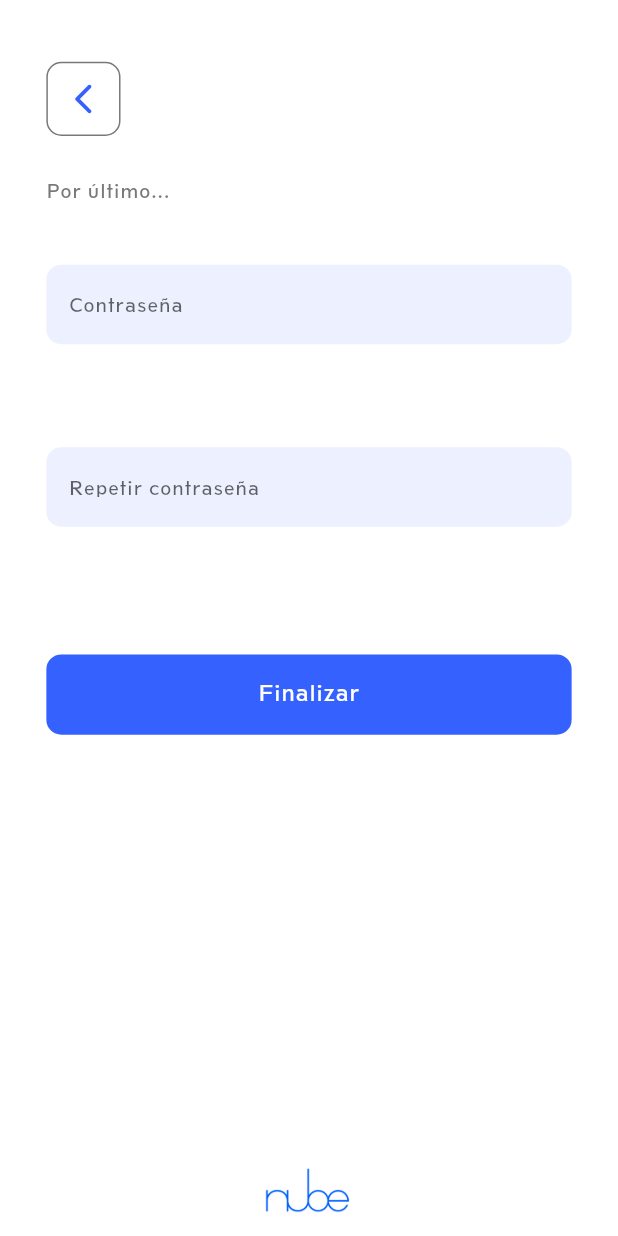
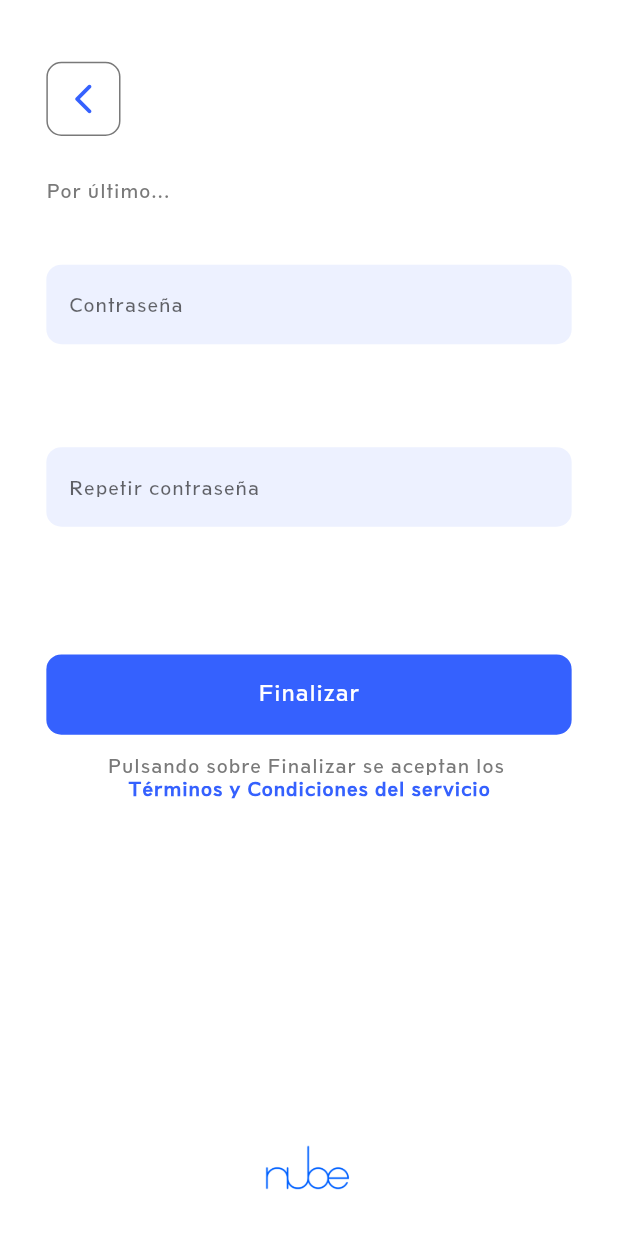
Before and after one commit to nubeapp/nube_ui, a Flutter app: the PasswordRegisterScreen screen opened by its route, on a phone screen of 412 x 824 dp. Run offline on Flutter 3.47's test engine with Material 2 defaults, Android fonts, the phone set to English and light mode, and no system bars.

Commit message:
Small features fixed

```diff
--- a/nube/lib/screens/register_screen/data_register_screen.dart
+++ b/nube/lib/screens/register_screen/data_register_screen.dart
@@ -58,7 +58,8 @@ class _DataRegisterScreenState extends State<DataRegisterScreen> {
   @override
   Widget build(BuildContext context) {
     return Scaffold(
-      body: Padding(
+      body: SafeArea(
+        child: Padding(
           padding: EdgeInsets.only(left: width(context) * 0.075, right: width(context) * 0.075),
           child: SingleChildScrollView(
             child: Column(
@@ -276,6 +277,7 @@ class _DataRegisterScreenState extends State<DataRegisterScreen> {
             ),
           ),
         ),
+      ),
     );
   }
 }
--- a/nube/lib/screens/register_screen/main_register_screen.dart
+++ b/nube/lib/screens/register_screen/main_register_screen.dart
@@ -33,7 +33,8 @@ class _MainRegisterScreenState extends State<MainRegisterScreen> {
   Widget build(BuildContext context) {
     return Scaffold(
       resizeToAvoidBottomInset: false,
-      body: Padding(
+      body: SafeArea(
+        child: Padding(
           padding: EdgeInsets.only(left: width(context) * 0.075, right: width(context) * 0.075),
           child: Column(
             crossAxisAlignment: CrossAxisAlignment.start,
@@ -228,6 +229,7 @@ class _MainRegisterScreenState extends State<MainRegisterScreen> {
             ],
           ),
         ),
+      ),
     );
   }
 }
--- a/nube/lib/screens/register_screen/password_register_screen.dart
+++ b/nube/lib/screens/register_screen/password_register_screen.dart
@@ -31,7 +31,8 @@ class _PasswordRegisterScreenState extends State<PasswordRegisterScreen> {
   Widget build(BuildContext context) {
     return Scaffold(
       resizeToAvoidBottomInset: false,
-      body: Padding(
+      body: SafeArea(
+        child: Padding(
           padding: EdgeInsets.only(left: width(context) * 0.075, right: width(context) * 0.075),
           child: Column(
             crossAxisAlignment: CrossAxisAlignment.start,
@@ -143,8 +144,9 @@ class _PasswordRegisterScreenState extends State<PasswordRegisterScreen> {
                     }
                   });
                 },
-              suffixIcon:
-                  _rPasswordController.text.isNotEmpty ? (passwordVisibility["RPASSWORD"]! ? Icons.visibility_off_outlined : Icons.visibility_outlined) : null,
+                suffixIcon: _rPasswordController.text.isNotEmpty
+                    ? (passwordVisibility["RPASSWORD"]! ? Icons.visibility_off_outlined : Icons.visibility_outlined)
+                    : null,
               ),
               SizedBox(
                 width: width(context),
@@ -173,7 +175,45 @@ class _PasswordRegisterScreenState extends State<PasswordRegisterScreen> {
               ),
               SizedBox(
                 width: width(context),
-              height: height(context) * 0.35,
+                height: height(context) * 0.02,
+              ),
+              Center(
+                child: Column(
+                  crossAxisAlignment: CrossAxisAlignment.center,
+                  mainAxisAlignment: MainAxisAlignment.center,
+                  children: [
+                    Text(
+                      'Pulsando sobre Finalizar se aceptan los ',
+                      style: TextStyle(
+                        color: Theme.of(context).primaryColor,
+                        fontFamily: 'Tw Cen MT Regular',
+                        fontSize: 12.0,
+                        fontWeight: FontWeight.w500,
+                        letterSpacing: 1.0,
+                      ),
+                    ),
+                    SizedBox(
+                      height: height(context) * 0.005,
+                    ),
+                    GestureDetector(
+                      onTap: () => log("Términos"),
+                      child: Text(
+                        'Términos y Condiciones del servicio',
+                        style: TextStyle(
+                          color: Theme.of(context).highlightColor,
+                          fontFamily: 'Tw Cen MT Regular',
+                          fontSize: 12.0,
+                          fontWeight: FontWeight.w600,
+                          letterSpacing: 1.0,
+                        ),
+                      ),
+                    )
+                  ],
+                ),
+              ),
+              SizedBox(
+                width: width(context),
+                height: height(context) * 0.28,
               ),
               const Center(
                 child: Image(
@@ -184,6 +224,7 @@ class _PasswordRegisterScreenState extends State<PasswordRegisterScreen> {
                 ),
               ),
             ],
+          ),
         ),
       ),
     );
--- a/nube/lib/screens/register_screen/verification_register_screen.dart
+++ b/nube/lib/screens/register_screen/verification_register_screen.dart
@@ -32,7 +32,8 @@ class _VerificationRegisterScreenState extends State<VerificationRegisterScreen>
       },
       child: Scaffold(
         resizeToAvoidBottomInset: false,
-        body: Padding(
+        body: SafeArea(
+          child: Padding(
             padding: EdgeInsets.only(left: width(context) * 0.075, right: width(context) * 0.075),
             child: Column(
               crossAxisAlignment: CrossAxisAlignment.center,
@@ -872,6 +873,7 @@ class _VerificationRegisterScreenState extends State<VerificationRegisterScreen>
             ),
           ),
         ),
+      ),
     );
   }
 }
--- a/nube/lib/widgets/country_code_number_picker.dart
+++ b/nube/lib/widgets/country_code_number_picker.dart
@@ -144,11 +144,6 @@ class _CountryCodeNumberPickerState extends State<CountryCodeNumberPicker> {
                                           ],
                                         ),
                                       ),
-                                      // const Divider(
-                                      //   height: 1.0,
-                                      //   color: AppColors.primaryTextLightColor,
-                                      //   thickness: 1.0,
-                                      // )
                                     ],
                                   );
                                 },
@@ -174,14 +169,7 @@ class _CountryCodeNumberPickerState extends State<CountryCodeNumberPicker> {
         ),
         child: Row(
           mainAxisAlignment: MainAxisAlignment.center,
-          children: const [
-            Text(
-              'Place',
-            ),
-            Text(
-              ' Holder',
-            )
-          ],
+          children: const [],
         ),
       ),
     );
--- a/nube/lib/widgets/input_field.dart
+++ b/nube/lib/widgets/input_field.dart
@@ -38,6 +38,7 @@ class InputField extends StatelessWidget {
       textAlignVertical: TextAlignVertical.center,
       enableSuggestions: false,
       autocorrect: false,
+      enableInteractiveSelection: false,
       obscureText: obscureText,
       decoration: InputDecoration(
         contentPadding: const EdgeInsets.only(top: 20.0, bottom: 20.0, left: 15.0),
```
Also changed, not shown: 4 other files. Lines whose indentation alone changed are shown as unchanged.
